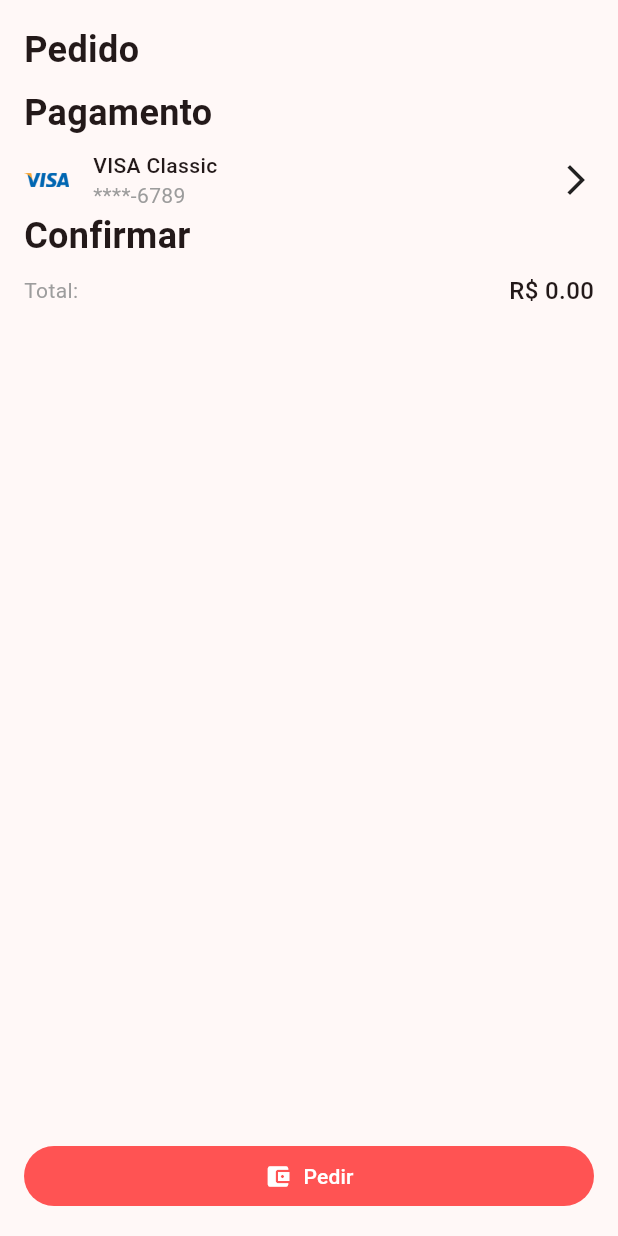
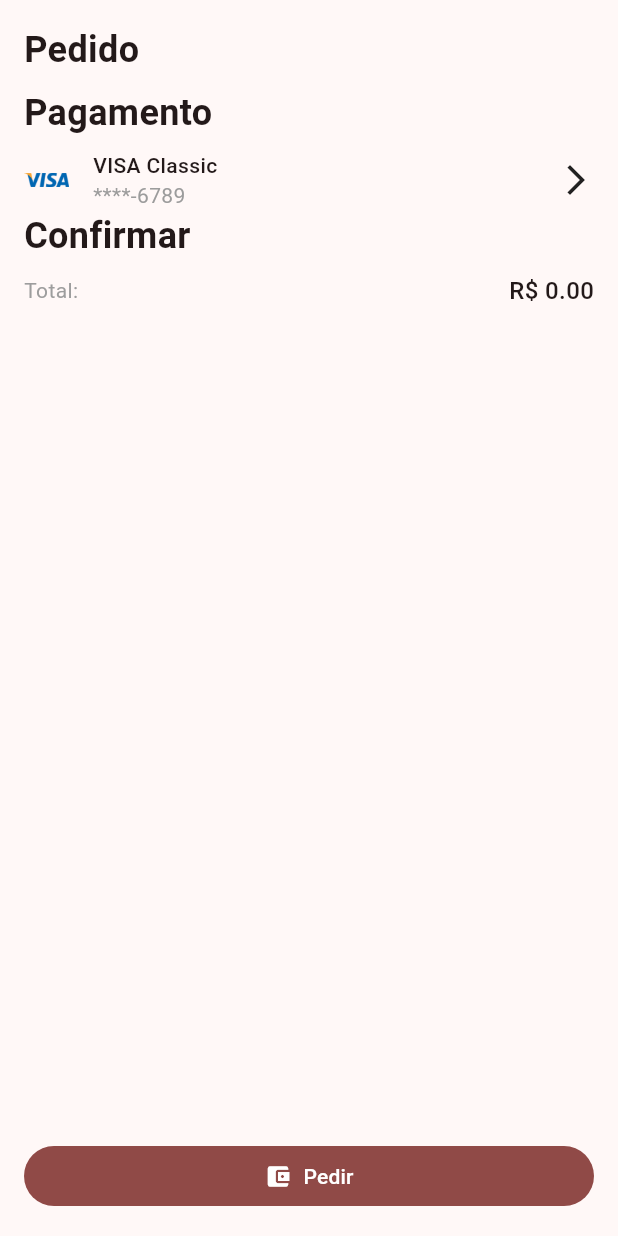
Before and after one commit to alura-cursos/2965-gerenciamento-de-estados-mobx, a Flutter app: the Checkout screen opened directly with empty values, on a phone screen of 412 x 824 dp. Run offline on Flutter 3.47's test engine with Material 2 defaults, Android fonts, the phone set to English and light mode, and no system bars.

Commit message:
Ajustando a cor da aplicação

```diff
--- a/lib/screens/checkout.dart
+++ b/lib/screens/checkout.dart
@@ -58,7 +58,7 @@ class Checkout extends StatelessWidget {
                       style: ElevatedButton.styleFrom(
                           elevation: 0,
                           foregroundColor: Colors.white,
-                          backgroundColor: Color.fromARGB(255, 255, 83, 83)),
+                          backgroundColor: Theme.of(context).colorScheme.surfaceTint),
                       child: Row(
                           mainAxisAlignment: MainAxisAlignment.center,
                           children: const <Widget>[
```
